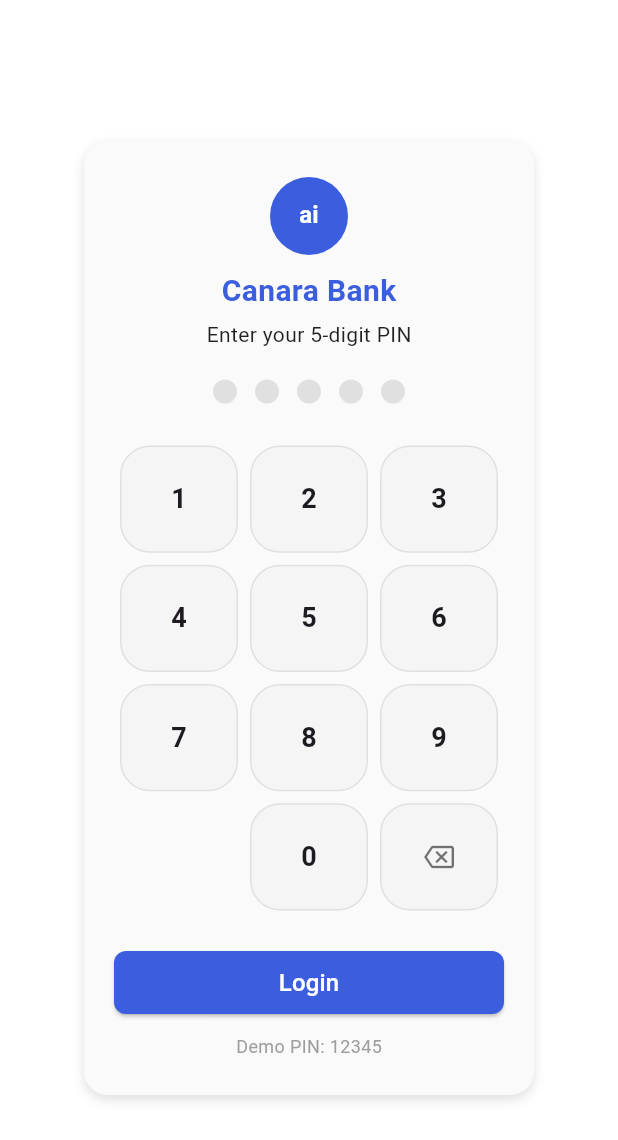
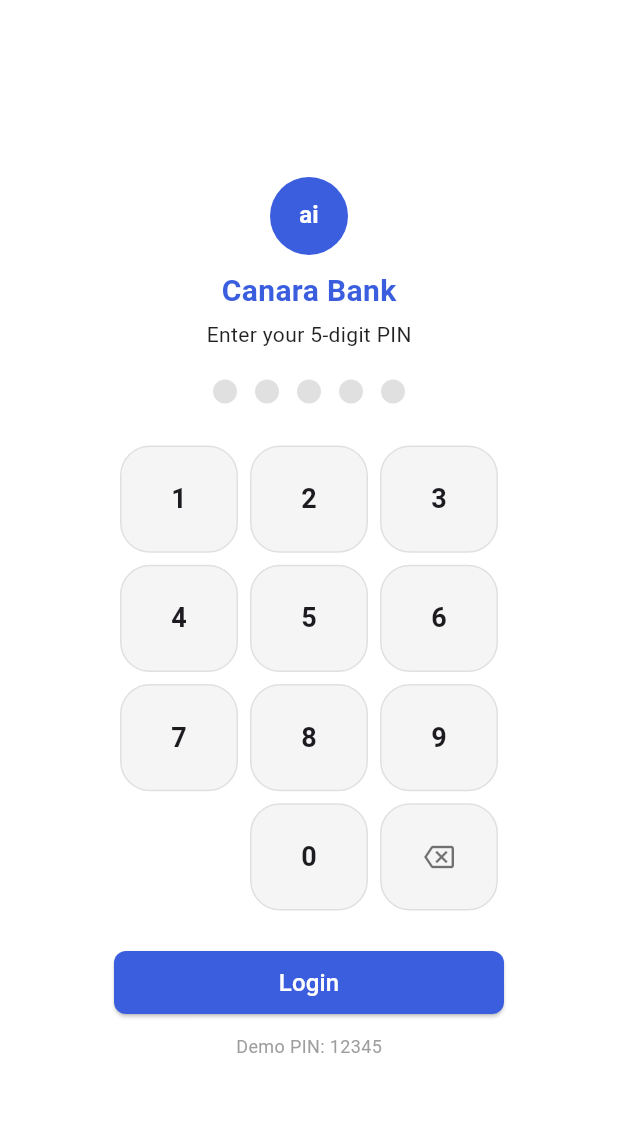
Before and after one commit to manya7s/canbank, a Flutter app: the screen it shows after launch, on a phone screen of 412 x 824 dp. Shown: the top 1140 px of the screen. Run offline on Flutter 3.47's test engine with Material 3 defaults, Android fonts, the phone set to English and light mode, and no system bars.

Commit message:
Update login_page.dart

```diff
--- a/lib/screens/login_page.dart
+++ b/lib/screens/login_page.dart
@@ -125,15 +125,8 @@ class _LoginPageState extends State<LoginPage> {
             width: 300,
             padding: EdgeInsets.symmetric(horizontal: 20, vertical: 24),
             decoration: BoxDecoration(
-              color: Colors.grey[50],
+              color: Colors.white,
               borderRadius: BorderRadius.circular(16),
-              boxShadow: [
-                BoxShadow(
-                  color: Colors.black12,
-                  blurRadius: 6,
-                  offset: Offset(0, 3),
-                ),
-              ],
             ),
             child: Column(
               mainAxisSize: MainAxisSize.min,
```
